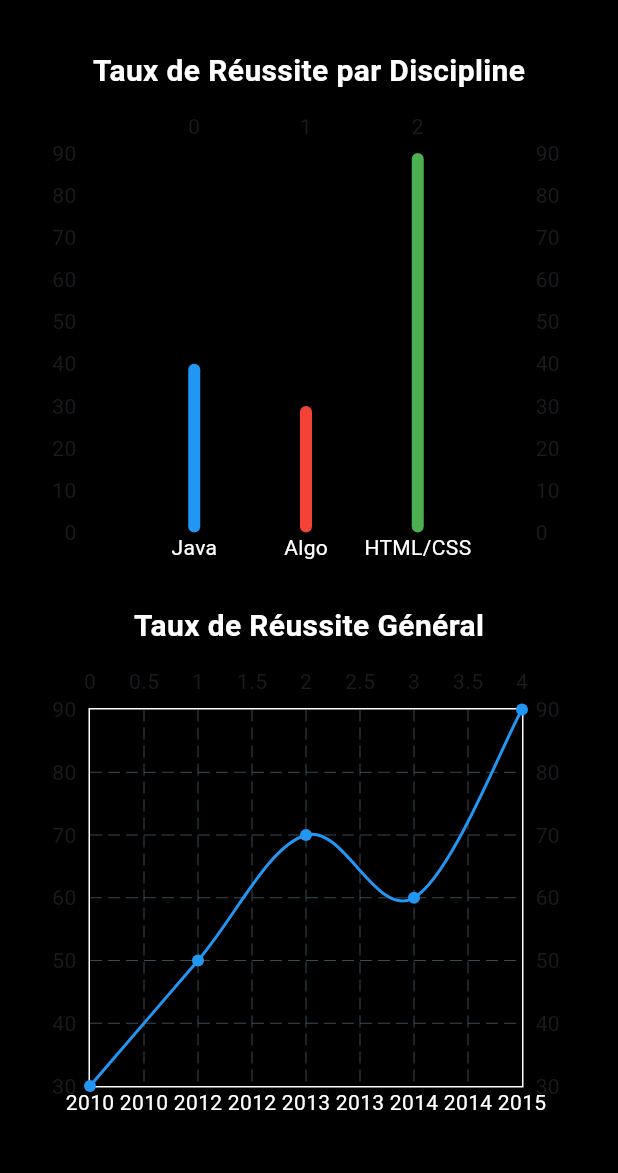
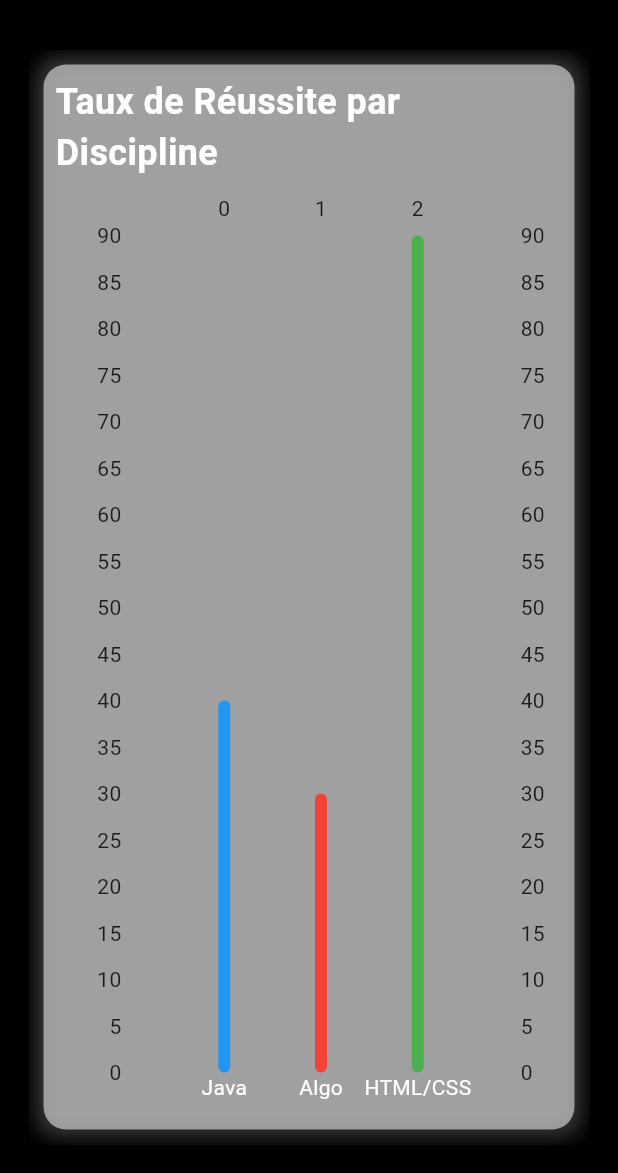
Before and after one commit to RomualdBR/Flutter-Cyclade, a Flutter app: the GraphPage screen opened directly, on a phone screen of 412 x 824 dp, the part 63-1236 px from its top. Run offline on Flutter 3.47's test engine with Material 3 defaults, Android fonts, the phone set to English and light mode, and no system bars; drawn by our look-alikes of fl_chart; missing offline and left inert: mongo_dart.

Commit message:
taux de reussite swipe

```diff
--- a/lib/pages/graph.dart
+++ b/lib/pages/graph.dart
@@ -1,5 +1,3 @@
-// ignore_for_file: prefer_const_constructors
-
 import 'package:flutter/material.dart';
 import 'package:fl_chart/fl_chart.dart';
 
@@ -14,25 +12,68 @@ class GraphPage extends StatelessWidget {
       backgroundColor: const Color.fromARGB(255, 0, 0, 0),
       body: Padding(
         padding: const EdgeInsets.all(19.0),
-        child: Column(
+        child: PageView(
           children: [
-            Text(
-              'Taux de Réussite par Discipline',
-              style: TextStyle(fontSize: 20, fontWeight: FontWeight.bold, color: Colors.white),
+            ChartCard(
+              title: 'Taux de Réussite par Discipline',
+              child: BarChartWidget(),
             ),
-            SizedBox(height: 10),
-            Expanded(child: BarChartWidget()),
-            SizedBox(height: 10),
-            Text(
-              'Taux de Réussite Général',
-              style: TextStyle(fontSize: 20, fontWeight: FontWeight.bold, color: Colors.white),
+            ChartCard(
+              title: 'Taux de Réussite Général',
+              child: LineChartWidget(),
             ),
-            SizedBox(height: 10),
-            Expanded(child: LineChartWidget()),
           ],
         ),
       ),
     );
+  }
+}
+
+class ChartCard extends StatelessWidget {
+  final String title;
+  final Widget child;
+
+  ChartCard({required this.title, required this.child});
+
+  @override
+  Widget build(BuildContext context) {
+    return MouseRegion(
+      onEnter: (_) => _onHover(context, true),
+      onExit: (_) => _onHover(context, false),
+      child: AnimatedContainer(
+        duration: Duration(milliseconds: 200),
+        curve: Curves.easeInOut,
+        margin: EdgeInsets.all(10),
+        decoration: BoxDecoration(
+          color: const Color.fromARGB(134, 255, 255, 255),
+          borderRadius: BorderRadius.circular(15),
+          boxShadow: [
+            BoxShadow(
+              color: const Color.fromARGB(255, 108, 108, 108).withOpacity(0.5),
+              spreadRadius: 5,
+              blurRadius: 10,
+            ),
+          ],
+        ),
+        child: Column(
+          mainAxisAlignment: MainAxisAlignment.center,
+          children: [
+            Padding(
+              padding: const EdgeInsets.all(8.0),
+              child: Text(
+                title,
+                style: TextStyle(fontSize: 24, fontWeight: FontWeight.bold, color: Colors.white),
+              ),
+            ),
+            Expanded(child: child),
+          ],
+        ),
+      ),
+    );
+  }
+
+  void _onHover(BuildContext context, bool isHovering) {
+
   }
 }
 
@@ -43,13 +84,13 @@ class BarChartWidget extends StatelessWidget {
       BarChartData(
         alignment: BarChartAlignment.spaceEvenly,
         barGroups: [
-          BarChartGroupData(x: 0, barRods: [BarChartRodData(toY: 40, color: Colors.blue)]),//a modifier mettre
+          BarChartGroupData(x: 0, barRods: [BarChartRodData(toY: 40, color: Colors.blue)]),
           BarChartGroupData(x: 1, barRods: [BarChartRodData(toY: 30, color: Colors.red)]),
           BarChartGroupData(x: 2, barRods: [BarChartRodData(toY: 90, color: Colors.green)]),
         ],
         titlesData: FlTitlesData(
           leftTitles: AxisTitles(
-            sideTitles: SideTitles(showTitles: true, reservedSize: 40),
+            sideTitles: SideTitles(showTitles: true, reservedSize: 60),
           ),
           bottomTitles: AxisTitles(
             sideTitles: SideTitles(
@@ -78,10 +119,16 @@ class LineChartWidget extends StatelessWidget {
   Widget build(BuildContext context) {
     return LineChart(
       LineChartData(
-        gridData: FlGridData(show: true),
+        gridData: FlGridData(show: false),
         titlesData: FlTitlesData(
           leftTitles: AxisTitles(
-            sideTitles: SideTitles(showTitles: true, reservedSize: 40),
+            sideTitles: SideTitles(
+              showTitles: true,
+              reservedSize: 40,
+              getTitlesWidget: (value, meta) {
+                return Text('${value.toInt()}%', style: TextStyle(color: Colors.white));
+              },
+            ),
           ),
           bottomTitles: AxisTitles(
             sideTitles: SideTitles(
@@ -90,11 +137,9 @@ class LineChartWidget extends StatelessWidget {
               getTitlesWidget: (value, meta) {
                 switch (value.toInt()) {
                   case 0: return Text('2010', style: TextStyle(color: Colors.white));
-                  case 1: return Text('2012', style: TextStyle(color: Colors.white));
                   case 2: return Text('2013', style: TextStyle(color: Colors.white));
                   case 3: return Text('2014', style: TextStyle(color: Colors.white));
-                  case 4: return Text('2015', style: TextStyle(color: Colors.white));
-                  default: return Text('');
+                  default: return Text(''); // Only show years for specific x values
                 }
               },
             ),
@@ -110,11 +155,12 @@ class LineChartWidget extends StatelessWidget {
               FlSpot(4, 90),
             ],
             isCurved: true,
-            color: Colors.blue, // Couleur de la ligne
-            // belowBarData: BarAreaData(show: true, colors: [Colors.blue.withOpacity(0.3)]),
+            color: Colors.blue,
+            dotData: FlDotData(show: true),
+            belowBarData: BarAreaData(show: false),
           ),
         ],
-        borderData: FlBorderData(show: true, border: Border.all(color: Colors.white)), // Bordure blanche
+        borderData: FlBorderData(show: true, border: Border.all(color: Colors.white)),
       ),
     );
   }
```
